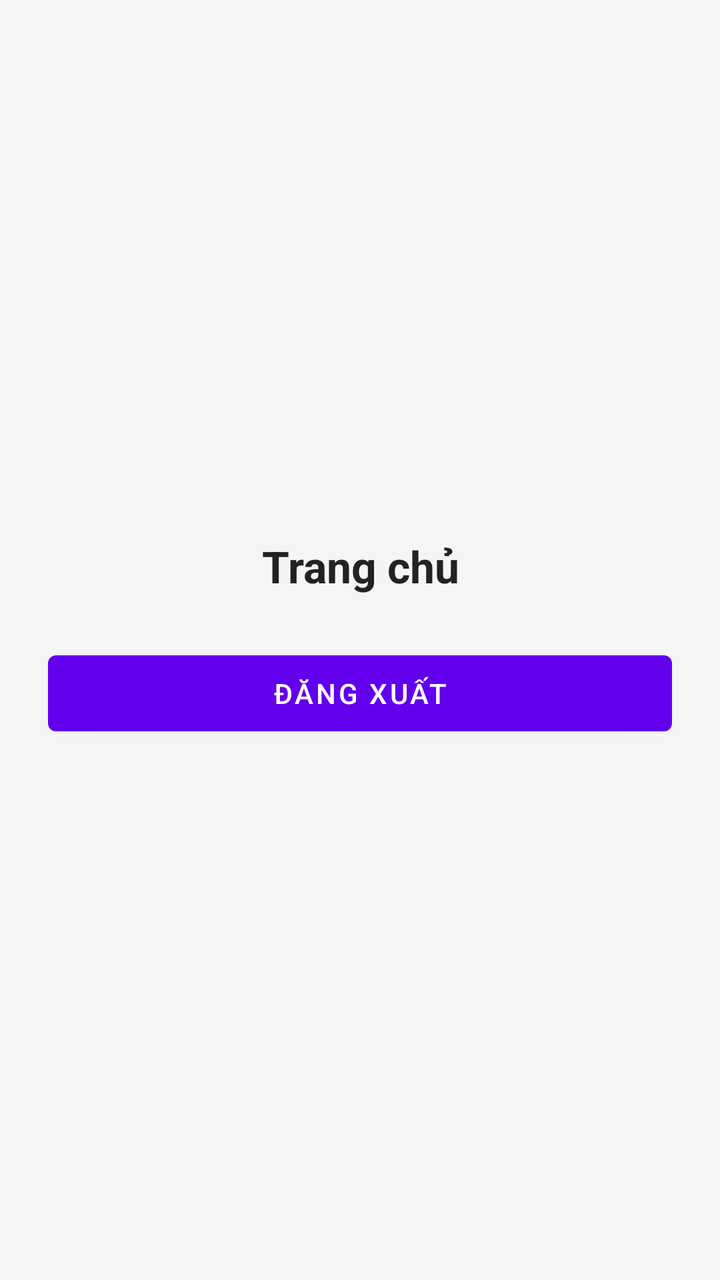
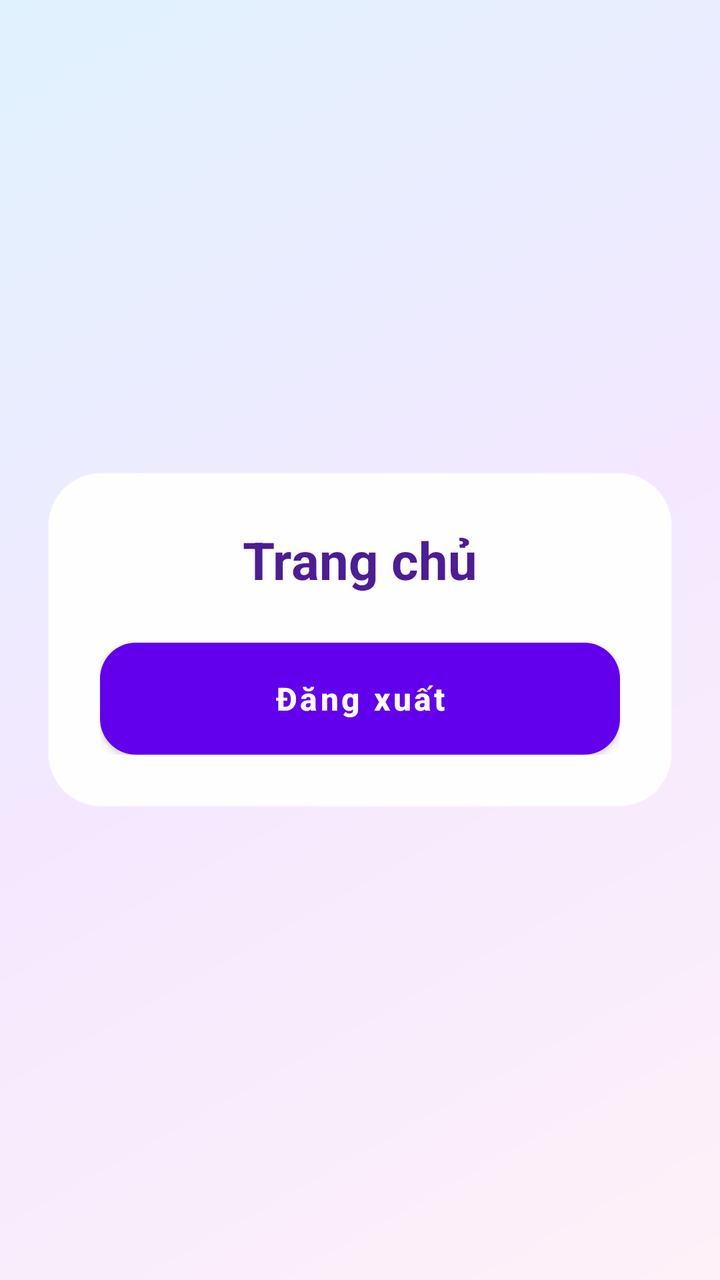

An Android layout rendered at two revisions. The XML below is the earlier revision; the diff shows what the commit changed to produce the second picture.
<!-- AndroidManifest.xml: application theme Theme.CaroOnline -->
<!-- res/layout/activity_main.xml -->
<?xml version="1.0" encoding="utf-8"?>
<LinearLayout xmlns:android="http://schemas.android.com/apk/res/android"
    android:layout_width="match_parent"
    android:layout_height="match_parent"
    android:background="#F5F5F5"
    android:gravity="center"
    android:orientation="vertical"
    android:padding="24dp">

    <TextView
        android:id="@+id/tvWelcome"
        android:layout_width="match_parent"
        android:layout_height="wrap_content"
        android:gravity="center"
        android:text="Trang chủ"
        android:textColor="#222222"
        android:textSize="22sp"
        android:textStyle="bold" />

    <Button
        android:id="@+id/btnLogout"
        android:layout_width="match_parent"
        android:layout_height="50dp"
        android:layout_marginTop="24dp"
        android:text="Đăng xuất" />

</LinearLayout>
<!-- resources referenced by this layout -->
<resources>
  <style name="Theme.CaroOnline" parent="Theme.MaterialComponents.DayNight.DarkActionBar">
          
          <item name="colorPrimary">@color/purple_500</item>
          <item name="colorPrimaryVariant">@color/purple_700</item>
          <item name="colorOnPrimary">@color/white</item>
          
          <item name="colorSecondary">@color/teal_200</item>
          <item name="colorSecondaryVariant">@color/teal_700</item>
          <item name="colorOnSecondary">@color/black</item>
          
          <item name="android:statusBarColor">?attr/colorPrimaryVariant</item>
          
      </style>
  <color name="purple_500">#FF6200EE</color>
  <color name="purple_700">#FF3700B3</color>
  <color name="white">#FFFFFFFF</color>
  <color name="teal_200">#FF03DAC5</color>
  <color name="teal_700">#FF018786</color>
  <color name="black">#FF000000</color>
</resources>

<!-- the commit's change to res/layout/activity_main.xml (unified diff, before → after) -->
@@ -2,26 +2,40 @@
 <LinearLayout xmlns:android="http://schemas.android.com/apk/res/android"
     android:layout_width="match_parent"
     android:layout_height="match_parent"
-    android:background="#F5F5F5"
+    android:background="@drawable/bg_app_gradient"
     android:gravity="center"
     android:orientation="vertical"
     android:padding="24dp">
 
-    <TextView
-        android:id="@+id/tvWelcome"
+    <LinearLayout
         android:layout_width="match_parent"
         android:layout_height="wrap_content"
+        android:background="@drawable/bg_card_glass"
+        android:elevation="10dp"
         android:gravity="center"
-        android:text="Trang chủ"
-        android:textColor="#222222"
-        android:textSize="22sp"
-        android:textStyle="bold" />
+        android:orientation="vertical"
+        android:padding="26dp">
 
-    <Button
-        android:id="@+id/btnLogout"
-        android:layout_width="match_parent"
-        android:layout_height="50dp"
-        android:layout_marginTop="24dp"
-        android:text="Đăng xuất" />
+        <TextView
+            android:id="@+id/tvWelcome"
+            android:layout_width="match_parent"
+            android:layout_height="wrap_content"
+            android:gravity="center"
+            android:text="Trang chủ"
+            android:textColor="#4C1D95"
+            android:textSize="26sp"
+            android:textStyle="bold" />
 
+        <Button
+            android:id="@+id/btnLogout"
+            android:layout_width="match_parent"
+            android:layout_height="56dp"
+            android:layout_marginTop="24dp"
+            android:background="@drawable/bg_button_danger"
+            android:text="Đăng xuất"
+            android:textAllCaps="false"
+            android:textColor="@color/button_text_white"
+            android:textSize="16sp"
+            android:textStyle="bold" />
+    </LinearLayout>
 </LinearLayout>
<!-- resource entries referenced after the edit -->
@@ -1,5 +1,28 @@
 <!-- resources referenced by this layout -->
 <resources>
+  <!-- drawable bg_app_gradient (drawable) -->
+  <?xml version="1.0" encoding="utf-8"?>
+  <shape xmlns:android="http://schemas.android.com/apk/res/android">
+      <gradient
+          android:startColor="#FFF1F8"
+          android:centerColor="#F3E8FF"
+          android:endColor="#E0F2FE"
+          android:angle="135" />
+  </shape>
+  <!-- drawable bg_button_danger (drawable) -->
+  <?xml version="1.0" encoding="utf-8"?>
+  <shape xmlns:android="http://schemas.android.com/apk/res/android">
+      <corners android:radius="18dp" />
+      <gradient android:startColor="#FB7185" android:endColor="#F97316" android:angle="0" />
+  </shape>
+  <!-- drawable bg_card_glass (drawable) -->
+  <?xml version="1.0" encoding="utf-8"?>
+  <shape xmlns:android="http://schemas.android.com/apk/res/android">
+      <solid android:color="#F7FFFFFF" />
+      <corners android:radius="26dp" />
+      <stroke android:width="1dp" android:color="#70FFFFFF" />
+      <padding android:left="18dp" android:top="18dp" android:right="18dp" android:bottom="18dp" />
+  </shape>
   <style name="Theme.CaroOnline" parent="Theme.MaterialComponents.DayNight.DarkActionBar">
           
           <item name="colorPrimary">@color/purple_500</item>
